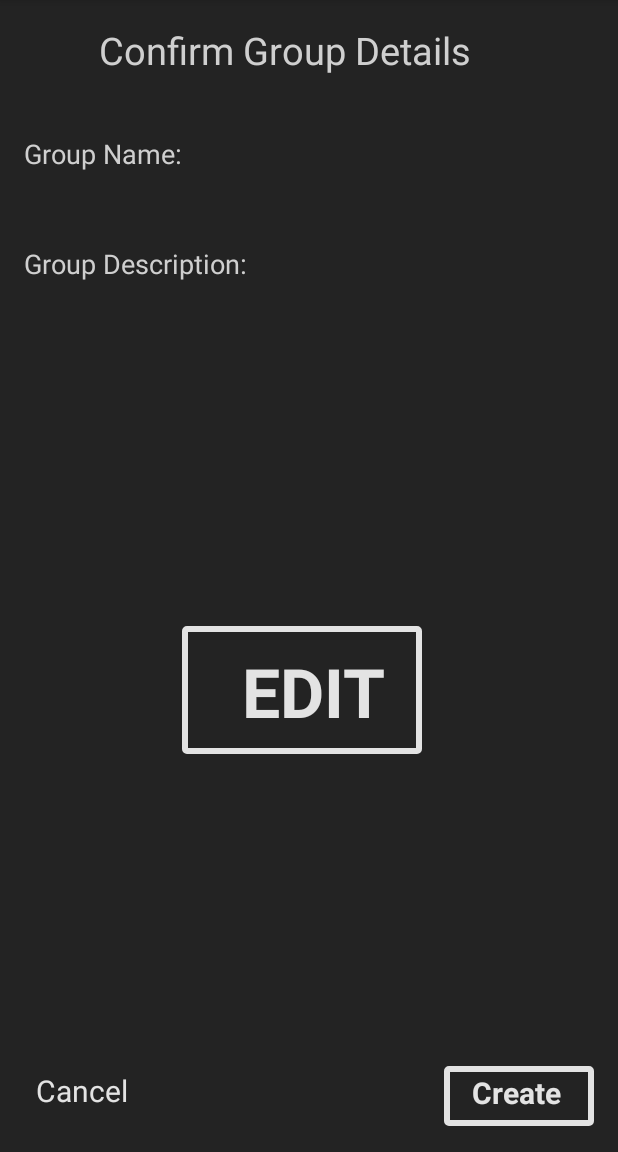
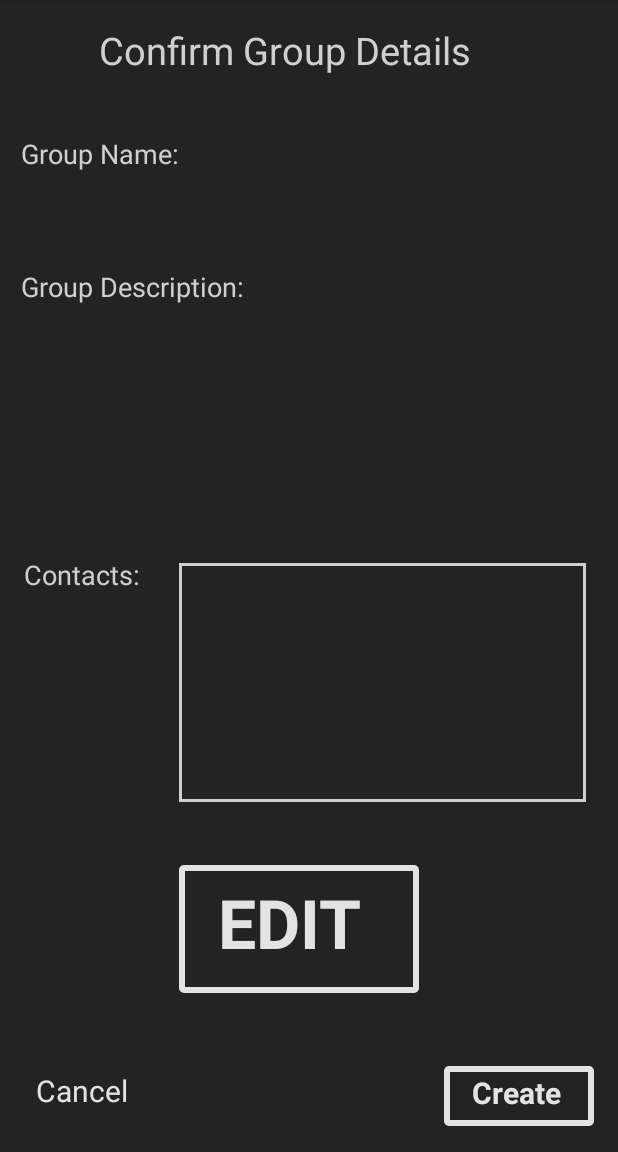
Before and after one commit to michaelSetnyk/time_hunter, an Android app: the ConfrimGroup screen opened directly, with no data from a screen before it, on a phone screen of 412 x 824 dp, the part 84-1236 px from its top. Run offline under Robolectric (Android 15) with nearby library versions, the phone set to English and light mode, and no system bars.

Commit message:
Minor margin and constraint changes to display everything correctly

```diff
--- a/app/src/main/java/com/example/timehunter/ConfrimGroup.kt
+++ b/app/src/main/java/com/example/timehunter/ConfrimGroup.kt
@@ -20,6 +20,11 @@ class ConfrimGroup : AppCompatActivity(){
         editButton.setOnClickListener{
             finish()
         }
+
+        val cancelButton = findViewById<TextView>(R.id.cancel_action)
+        cancelButton.setOnClickListener{
+            finish()
+        }
     }
 
 }
--- a/app/src/main/res/layout/confirm_group.xml
+++ b/app/src/main/res/layout/confirm_group.xml
@@ -22,6 +22,7 @@
         app:layout_constraintTop_toTopOf="parent"
         app:layout_constraintVertical_bias="0.022" />
 
+
     <TextView
         android:id="@+id/textView4"
         android:layout_width="wrap_content"
@@ -31,24 +32,23 @@
         android:textSize="18sp"
         app:layout_constraintBottom_toBottomOf="parent"
         app:layout_constraintEnd_toEndOf="parent"
-        app:layout_constraintHorizontal_bias="0.053"
+        app:layout_constraintHorizontal_bias="0.045"
         app:layout_constraintStart_toStartOf="parent"
         app:layout_constraintTop_toTopOf="parent"
         app:layout_constraintVertical_bias="0.121" />
 
-
     <TextView
         android:id="@+id/confirm_group_name"
-        android:layout_width="wrap_content"
-        android:layout_height="wrap_content"
+        android:layout_width="404dp"
+        android:layout_height="46dp"
         android:textColor="#CFCFCF"
         android:textSize="16sp"
         app:layout_constraintBottom_toBottomOf="parent"
         app:layout_constraintEnd_toEndOf="parent"
-        app:layout_constraintHorizontal_bias="0.186"
-        app:layout_constraintStart_toEndOf="@+id/textView4"
+        app:layout_constraintHorizontal_bias="0.0"
+        app:layout_constraintStart_toStartOf="@+id/confirm_group_desc"
         app:layout_constraintTop_toTopOf="parent"
-        app:layout_constraintVertical_bias="0.125" />
+        app:layout_constraintVertical_bias="0.17" />
 
     <TextView
         android:id="@+id/textView3"
@@ -59,23 +59,23 @@
         android:textSize="18sp"
         app:layout_constraintBottom_toBottomOf="parent"
         app:layout_constraintEnd_toEndOf="parent"
-        app:layout_constraintHorizontal_bias="0.06"
+        app:layout_constraintHorizontal_bias="0.053"
         app:layout_constraintStart_toStartOf="parent"
         app:layout_constraintTop_toTopOf="parent"
-        app:layout_constraintVertical_bias="0.22" />
+        app:layout_constraintVertical_bias="0.24" />
 
     <TextView
         android:id="@+id/confirm_group_desc"
-        android:layout_width="wrap_content"
-        android:layout_height="wrap_content"
+        android:layout_width="364dp"
+        android:layout_height="127dp"
         android:textColor="#CFCFCF"
         android:textSize="16sp"
         app:layout_constraintBottom_toBottomOf="parent"
         app:layout_constraintEnd_toEndOf="parent"
-        app:layout_constraintHorizontal_bias="0.169"
-        app:layout_constraintStart_toEndOf="@+id/textView3"
+        app:layout_constraintHorizontal_bias="0.297"
+        app:layout_constraintStart_toStartOf="parent"
         app:layout_constraintTop_toTopOf="parent"
-        app:layout_constraintVertical_bias="0.223" />
+        app:layout_constraintVertical_bias="0.336" />
 
     <View
         android:id="@+id/view"
@@ -126,10 +126,10 @@
         android:background="@drawable/create_button"
         app:layout_constraintBottom_toBottomOf="parent"
         app:layout_constraintEnd_toEndOf="parent"
-        app:layout_constraintHorizontal_bias="0.482"
+        app:layout_constraintHorizontal_bias="0.474"
         app:layout_constraintStart_toStartOf="parent"
         app:layout_constraintTop_toTopOf="parent"
-        app:layout_constraintVertical_bias="0.611" />
+        app:layout_constraintVertical_bias="0.845" />
 
     <TextView
         android:id="@+id/edit_text"
@@ -141,9 +141,35 @@
         android:textStyle="bold"
         app:layout_constraintBottom_toBottomOf="parent"
         app:layout_constraintEnd_toEndOf="parent"
-        app:layout_constraintHorizontal_bias="0.553"
+        app:layout_constraintHorizontal_bias="0.498"
         app:layout_constraintStart_toStartOf="parent"
         app:layout_constraintTop_toTopOf="parent"
-        app:layout_constraintVertical_bias="0.6" />
+        app:layout_constraintVertical_bias="0.814" />
+
+    <TextView
+        android:id="@+id/confirm_contacts_label"
+        android:layout_width="wrap_content"
+        android:layout_height="wrap_content"
+        android:text="@string/confirm_group_contacts"
+        android:textColor="#CFCFCF"
+        android:textSize="18sp"
+        app:layout_constraintBottom_toBottomOf="parent"
+        app:layout_constraintEnd_toEndOf="parent"
+        app:layout_constraintHorizontal_bias="0.047"
+        app:layout_constraintStart_toStartOf="parent"
+        app:layout_constraintTop_toTopOf="parent"
+        app:layout_constraintVertical_bias="0.499" />
+
+    <View
+        android:id="@+id/view2"
+        android:layout_width="271dp"
+        android:layout_height="159dp"
+        android:background="@drawable/friend_window"
+        app:layout_constraintBottom_toBottomOf="parent"
+        app:layout_constraintEnd_toEndOf="parent"
+        app:layout_constraintHorizontal_bias="0.85"
+        app:layout_constraintStart_toStartOf="parent"
+        app:layout_constraintTop_toTopOf="parent"
+        app:layout_constraintVertical_bias="0.617" />
 
 </androidx.constraintlayout.widget.ConstraintLayout>
--- a/app/src/main/res/layout/group_activity.xml
+++ b/app/src/main/res/layout/group_activity.xml
@@ -84,29 +84,30 @@
         android:layout_marginHorizontal="25dp"
         android:layout_marginStart="16dp"
         android:inputType="text"
+        android:maxLength="57"
         android:textColor="#EFEFEF"
         app:layout_constraintBottom_toBottomOf="parent"
         app:layout_constraintStart_toStartOf="parent"
         app:layout_constraintTop_toTopOf="parent"
         app:layout_constraintVertical_bias="0.376" />
 
+
     <EditText
         android:id="@+id/group_description1"
-        android:layout_width="match_parent"
-        android:layout_height="wrap_content"
+        android:layout_width="356dp"
+        android:layout_height="115dp"
         android:layout_marginHorizontal="25dp"
         android:layout_marginStart="16dp"
+        android:gravity="bottom|left"
         android:inputType="textCapSentences|textMultiLine"
+        android:lines="5"
+        android:maxLines="5"
+        android:scrollHorizontally="false"
         android:textColor="#EFEFEF"
-        android:lines="1"
-        android:maxLines="3"
-        android:maxLength="100"
-        android:scrollHorizontally="false"
         app:layout_constraintBottom_toBottomOf="parent"
         app:layout_constraintStart_toStartOf="parent"
         app:layout_constraintTop_toTopOf="parent"
-        app:layout_constraintVertical_bias="0.505"/>
-
+        app:layout_constraintVertical_bias="0.582" />
 
     <TextView
         android:layout_width="wrap_content"
--- a/app/src/main/res/values/strings.xml
+++ b/app/src/main/res/values/strings.xml
@@ -11,5 +11,6 @@
     <string name="confirm_page_title">Confirm Group Details</string>
     <string name="confirm_group_name_label">Group Name: </string>
     <string name="confirm_group_desc_label">Group Description: </string>
+    <string name="confirm_group_contacts">Contacts: </string>
     <string name="create_edit">EDIT</string>
 </resources>
```
